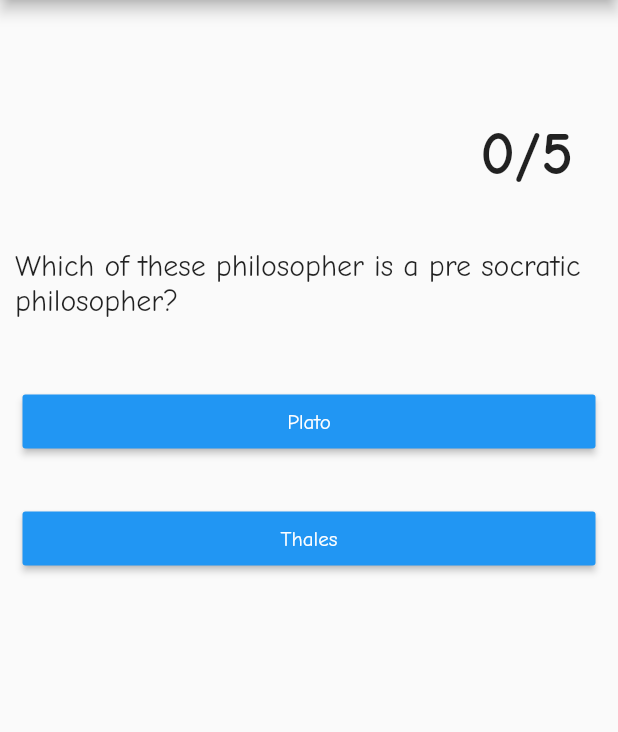
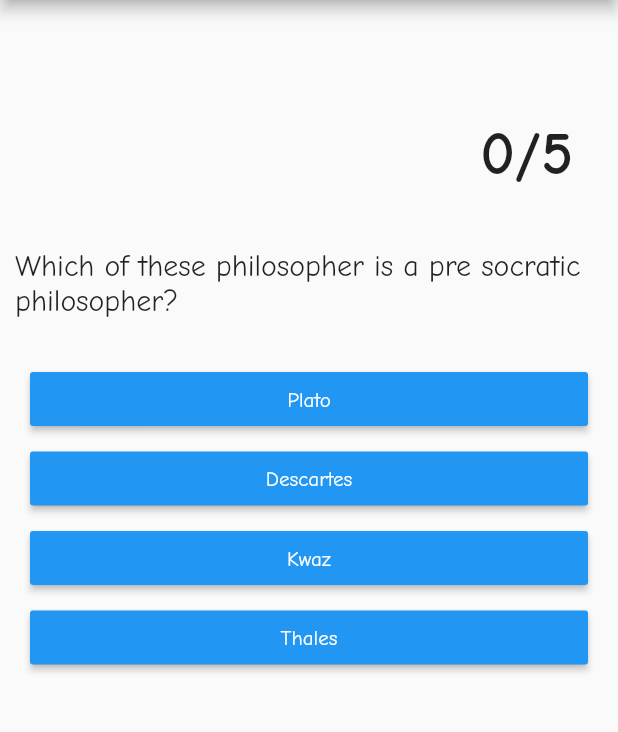
Before and after one commit to Itz-kwaz/Flutter-Quiz-App, a Flutter app: the screen it shows after launch, after a tap on "Aristotle", on a phone screen of 412 x 824 dp, the part 84-816 px from its top. Run offline on Flutter 3.47's test engine with Material 2 defaults, Android fonts, the phone set to English and light mode, and no system bars; our stand-ins replace splashscreen.

Commit message:
Made options to be 4 rather than two

```diff
--- a/lib/main.dart
+++ b/lib/main.dart
@@ -26,7 +26,7 @@ class _MyAppState extends State<MyApp> {
     return SplashScreen(
         loaderColor: Colors.blue,
         backgroundColor: Colors.white,
-        seconds: 10,
+        seconds: 5,
         title : Text('The Philosophy Quiz',
         style: TextStyle(color: Colors.blue,
           fontSize: 30.0,
--- a/lib/main_screen.dart
+++ b/lib/main_screen.dart
@@ -16,15 +16,17 @@ class _MainScreenState extends State<MainScreen> {
   int i = 0;
   Color buttonAColor =  Colors.blue;
   Color buttonBColor = Colors.blue;
+  Color buttonCColor =  Colors.blue;
+  Color buttonDColor = Colors.blue;
 
   @override
   Widget build(BuildContext context) {
     List<QObject> list  = new List();
-    var q1 = QObject("Who proposed the initial ontological argument?","Aristotle", "Anslem","Anslem");
-    var q2 = QObject("Which of these philosopher is a pre socratic philosopher?", "Plato","Thales","Thales");
-    var q3 = QObject("Which of these philosopher is a Stoic?", "Epicetus","Socrates","Epicetus");
-    var q4 =  QObject('Who said "I think therfore I am" ?' , "Rene Descartes","St.Augustine","Rene Descartes");
-    var q5 =  QObject("Who  is the father of Skepticism?", "Plato","Pyrrhon","Pyrrhon");
+    var q1 = QObject("Who proposed the initial ontological argument?","Aristotle", "Anslem","Descartes","Kwaz","Anslem");
+    var q2 = QObject("Which of these philosopher is a pre socratic philosopher?", "Plato","Descartes","Kwaz","Thales","Thales");
+    var q3 = QObject("Which of these philosopher is a Stoic?", "Epicetus","Socrates","Descartes","Nkwachi","Epicetus");
+    var q4 =  QObject('Who said "I think therfore I am" ?' , "Rene Descartes","John Locke","Anslem","St.Augustine","Rene Descartes");
+    var q5 =  QObject("Who  is the father of Skepticism?", "Plato","Pyrrhon","Thales","Aristotle","Pyrrhon");
 
     list.add(q1);
     list.add(q2);
@@ -66,7 +68,7 @@ class _MainScreenState extends State<MainScreen> {
         ),
           SizedBox(height: 30.0),
           Padding(
-              padding: EdgeInsets.all(15.0),
+              padding: EdgeInsets.only(left:20.0,right:20.0,bottom:5.0),
               child: SizedBox(
                   width: double.infinity,
                   child: RaisedButton(
@@ -79,7 +81,7 @@ class _MainScreenState extends State<MainScreen> {
               )
           ),
           Padding(
-              padding: EdgeInsets.all(15.0),
+              padding: EdgeInsets.only(left:20.0,right:20.0,bottom:5.0),
               child: SizedBox(
                   width: double.infinity,
                   child: RaisedButton(textColor: Colors.white,
@@ -87,6 +89,30 @@ class _MainScreenState extends State<MainScreen> {
                       color: buttonBColor,
                       onPressed: () {
                         _clickLogic(list[count].optionB,2,list[count]);
+                      })
+              )
+          ),
+          Padding(
+              padding: EdgeInsets.only(left:20.0,right:20.0,bottom:5.0),
+              child: SizedBox(
+                  width: double.infinity,
+                  child: RaisedButton(textColor: Colors.white,
+                      child: Text(list[count].optionC),
+                      color: buttonCColor,
+                      onPressed: () {
+                        _clickLogic(list[count].optionC,3,list[count]);
+                      })
+              )
+          ),
+          Padding(
+              padding: EdgeInsets.only(left:20.0,right:20.0,bottom:5.0),
+              child: SizedBox(
+                  width: double.infinity,
+                  child: RaisedButton(textColor: Colors.white,
+                      child: Text(list[count].optionD),
+                      color: buttonDColor,
+                      onPressed: () {
+                        _clickLogic(list[count].optionD,4,list[count]);
                       })
               )
           ),
@@ -101,9 +127,12 @@ class _MainScreenState extends State<MainScreen> {
         setState(()  {
           if(num == 1){
             buttonAColor = Colors.green;
-          }
-          if(num ==  2){
+          }else if(num ==  2){
             buttonBColor = Colors.green;
+          }else if(num == 3){
+            buttonCColor = Colors.green;
+          }else if(num ==  4){
+            buttonDColor = Colors.green;
           }
           score++;
         });
@@ -111,9 +140,12 @@ class _MainScreenState extends State<MainScreen> {
         setState(() {
           if(num == 1){
             buttonAColor = Colors.red;
-          }
-          if(num ==  2){
+          }else if(num ==  2){
             buttonBColor = Colors.red;
+          }else if(num == 3){
+            buttonCColor = Colors.red;
+          }else if(num ==  4){
+            buttonDColor = Colors.red;
           }
         });
       }
@@ -121,6 +153,8 @@ class _MainScreenState extends State<MainScreen> {
         setState(() {
           buttonBColor = Colors.blue;
           buttonAColor = Colors.blue;
+          buttonCColor = Colors.blue;
+          buttonDColor = Colors.blue;
           if(count < 4){
             count++;
           }
@@ -129,12 +163,14 @@ class _MainScreenState extends State<MainScreen> {
       i++;
     }
     if(i == 5){
-      Navigator.of(context).pushReplacement(MaterialPageRoute(
-        builder: (context) => LastScreen(score: score),
-      ),
-      );
+      Future.delayed(const Duration(milliseconds: 500),(){
+        Navigator.of(context).pushReplacement(MaterialPageRoute(
+          builder: (context) => LastScreen(score: score),
+        ),
+        );
+      });
+
     }
-
 
 
   }
--- a/lib/object.dart
+++ b/lib/object.dart
@@ -5,32 +5,22 @@ class QObject{
   String _answer;
   String _optionA;
   String _optionB;
+  String _optionC;
+  String _optionD;
 
-  QObject(this._question,this._optionA,this._optionB,this._answer);
+  QObject(this._question,this._optionA,this._optionB,this._optionC,this._optionD,this._answer);
 
   String get optionB => _optionB;
+
+  String get optionC => _optionC;
 
   String get optionA => _optionA;
 
   String get answer => _answer;
 
-  set question(String value) {
-    _question = value;
-  }
-
   String get question => _question;
 
-  set answer(String value) {
-    _answer = value;
-  }
-
-  set optionB(String value) {
-    _optionB = value;
-  }
-
-  set optionA(String value) {
-    _optionA = value;
-  }
+  String get optionD => _optionD;
 
 
 }
```
